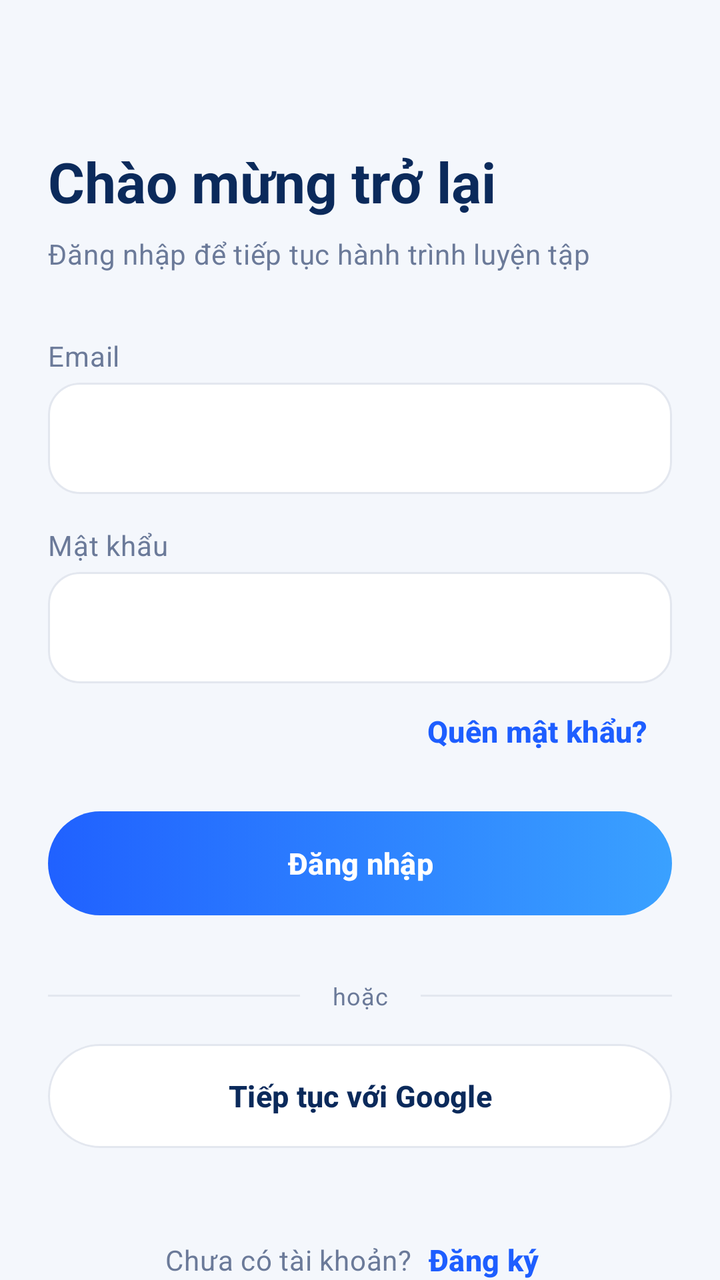
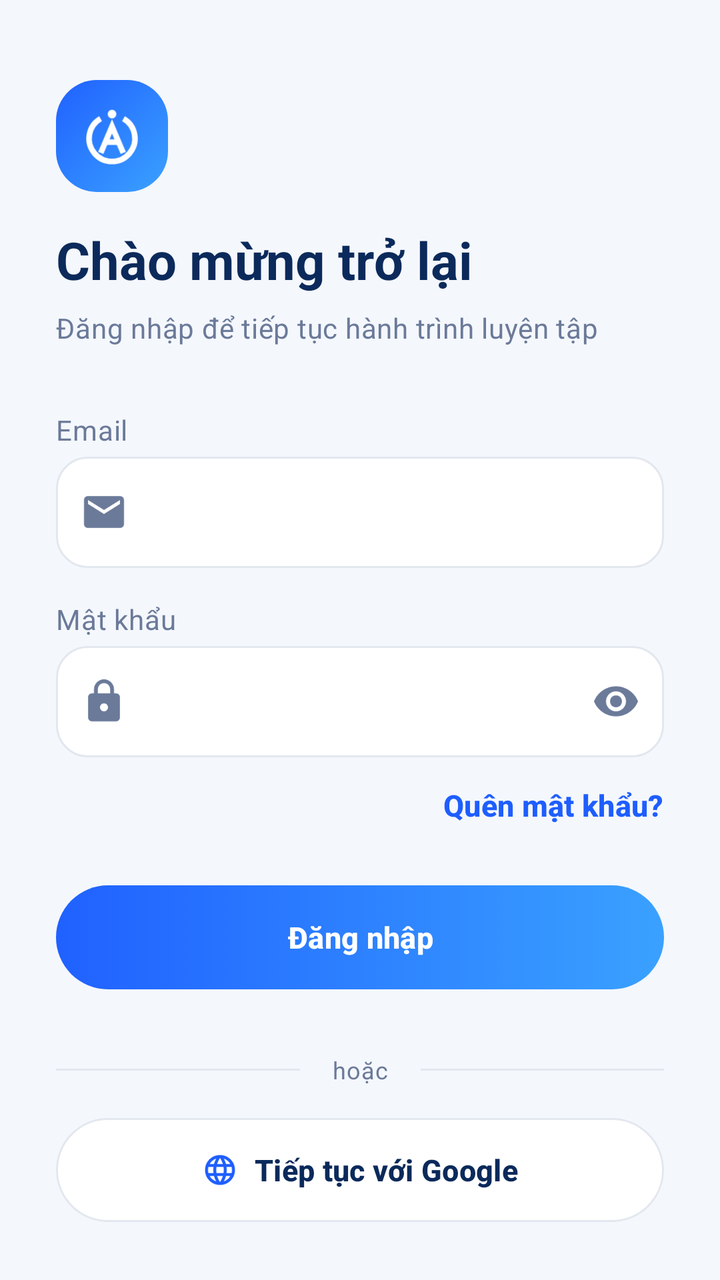

Before-and-after screenshots of an Android layout around one commit, followed by the original layout XML and the change that was made.
<!-- AndroidManifest.xml: application theme Theme.AICoach -->
<!-- res/layout/fragment_login.xml -->
<?xml version="1.0" encoding="utf-8"?>
<androidx.core.widget.NestedScrollView
    xmlns:android="http://schemas.android.com/apk/res/android"
    xmlns:app="http://schemas.android.com/apk/res-auto"
    android:layout_width="match_parent"
    android:layout_height="match_parent"
    android:background="@color/bg_screen"
    android:fillViewport="true">

    <androidx.constraintlayout.widget.ConstraintLayout
        android:layout_width="match_parent"
        android:layout_height="wrap_content"
        android:padding="@dimen/space_24">

        
        <TextView
            android:id="@+id/tvTitle"
            android:layout_width="0dp"
            android:layout_height="wrap_content"
            android:layout_marginTop="@dimen/space_48"
            android:text="@string/auth_login_title"
            android:textAppearance="?attr/textAppearanceHeadlineMedium"
            android:textColor="@color/text_primary"
            android:textStyle="bold"
            app:layout_constraintTop_toTopOf="parent"
            app:layout_constraintStart_toStartOf="parent"
            app:layout_constraintEnd_toEndOf="parent" />

        <TextView
            android:id="@+id/tvSubtitle"
            android:layout_width="0dp"
            android:layout_height="wrap_content"
            android:layout_marginTop="@dimen/space_8"
            android:text="@string/auth_login_subtitle"
            android:textAppearance="?attr/textAppearanceBodyMedium"
            android:textColor="@color/text_secondary"
            app:layout_constraintTop_toBottomOf="@id/tvTitle"
            app:layout_constraintStart_toStartOf="parent"
            app:layout_constraintEnd_toEndOf="parent" />

        
        <TextView
            android:id="@+id/tvEmailLabel"
            android:layout_width="wrap_content"
            android:layout_height="wrap_content"
            android:layout_marginTop="@dimen/space_32"
            android:labelFor="@id/etEmail"
            android:text="@string/auth_email_hint"
            android:textAppearance="?attr/textAppearanceBodyMedium"
            android:textColor="@color/text_secondary"
            app:layout_constraintTop_toBottomOf="@id/tvSubtitle"
            app:layout_constraintStart_toStartOf="parent" />

        <com.google.android.material.textfield.TextInputLayout
            android:id="@+id/tilEmail"
            style="@style/Widget.Material3.TextInputLayout.OutlinedBox"
            android:layout_width="0dp"
            android:layout_height="wrap_content"
            android:layout_marginTop="@dimen/space_4"
            app:hintEnabled="false"
            app:boxBackgroundColor="@color/bg_card"
            app:boxCornerRadiusTopStart="@dimen/radius_card"
            app:boxCornerRadiusTopEnd="@dimen/radius_card"
            app:boxCornerRadiusBottomStart="@dimen/radius_card"
            app:boxCornerRadiusBottomEnd="@dimen/radius_card"
            app:layout_constraintTop_toBottomOf="@id/tvEmailLabel"
            app:layout_constraintStart_toStartOf="parent"
            app:layout_constraintEnd_toEndOf="parent">

            <com.google.android.material.textfield.TextInputEditText
                android:id="@+id/etEmail"
                android:layout_width="match_parent"
                android:layout_height="wrap_content"
                android:autofillHints="emailAddress"
                android:imeOptions="actionNext"
                android:inputType="textEmailAddress"
                android:maxLines="1"
                android:singleLine="true"
                android:textColor="@color/text_primary" />

        </com.google.android.material.textfield.TextInputLayout>

        
        <TextView
            android:id="@+id/tvPasswordLabel"
            android:layout_width="wrap_content"
            android:layout_height="wrap_content"
            android:layout_marginTop="@dimen/space_16"
            android:labelFor="@id/etPassword"
            android:text="@string/auth_password_hint"
            android:textAppearance="?attr/textAppearanceBodyMedium"
            android:textColor="@color/text_secondary"
            app:layout_constraintTop_toBottomOf="@id/tilEmail"
            app:layout_constraintStart_toStartOf="parent" />

        <com.google.android.material.textfield.TextInputLayout
            android:id="@+id/tilPassword"
            style="@style/Widget.Material3.TextInputLayout.OutlinedBox"
            android:layout_width="0dp"
            android:layout_height="wrap_content"
            android:layout_marginTop="@dimen/space_4"
            app:hintEnabled="false"
            app:boxBackgroundColor="@color/bg_card"
            app:boxCornerRadiusTopStart="@dimen/radius_card"
            app:boxCornerRadiusTopEnd="@dimen/radius_card"
            app:boxCornerRadiusBottomStart="@dimen/radius_card"
            app:boxCornerRadiusBottomEnd="@dimen/radius_card"
            app:layout_constraintTop_toBottomOf="@id/tvPasswordLabel"
            app:layout_constraintStart_toStartOf="parent"
            app:layout_constraintEnd_toEndOf="parent">

            <com.google.android.material.textfield.TextInputEditText
                android:id="@+id/etPassword"
                android:layout_width="match_parent"
                android:layout_height="wrap_content"
                android:autofillHints="password"
                android:imeOptions="actionDone"
                android:inputType="textPassword"
                android:maxLines="1"
                android:singleLine="true"
                android:textColor="@color/text_primary" />

        </com.google.android.material.textfield.TextInputLayout>

        
        <com.google.android.material.button.MaterialButton
            android:id="@+id/btnForgotPassword"
            style="@style/Widget.AICoach.Button.Text"
            android:layout_width="wrap_content"
            android:layout_height="wrap_content"
            android:text="@string/auth_forgot_password"
            android:textColor="@color/brand_primary"
            app:layout_constraintTop_toBottomOf="@id/tilPassword"
            app:layout_constraintEnd_toEndOf="parent" />

        
        <com.google.android.material.button.MaterialButton
            android:id="@+id/btnLogin"
            style="@style/Widget.AICoach.Button.Primary"
            android:layout_width="0dp"
            android:layout_height="@dimen/button_height"
            android:layout_marginTop="@dimen/space_16"
            android:text="@string/auth_login_button"
            app:layout_constraintTop_toBottomOf="@id/btnForgotPassword"
            app:layout_constraintStart_toStartOf="parent"
            app:layout_constraintEnd_toEndOf="parent" />

        
        <TextView
            android:id="@+id/tvOr"
            android:layout_width="wrap_content"
            android:layout_height="wrap_content"
            android:layout_marginTop="@dimen/space_32"
            android:paddingStart="@dimen/space_16"
            android:paddingEnd="@dimen/space_16"
            android:text="@string/auth_or"
            android:textAppearance="?attr/textAppearanceBodySmall"
            android:textColor="@color/text_secondary"
            app:layout_constraintTop_toBottomOf="@id/btnLogin"
            app:layout_constraintStart_toStartOf="parent"
            app:layout_constraintEnd_toEndOf="parent" />

        <com.google.android.material.divider.MaterialDivider
            android:layout_width="0dp"
            android:layout_height="wrap_content"
            app:dividerColor="@color/divider"
            app:layout_constraintStart_toStartOf="parent"
            app:layout_constraintEnd_toStartOf="@id/tvOr"
            app:layout_constraintTop_toTopOf="@id/tvOr"
            app:layout_constraintBottom_toBottomOf="@id/tvOr" />

        <com.google.android.material.divider.MaterialDivider
            android:layout_width="0dp"
            android:layout_height="wrap_content"
            app:dividerColor="@color/divider"
            app:layout_constraintStart_toEndOf="@id/tvOr"
            app:layout_constraintEnd_toEndOf="parent"
            app:layout_constraintTop_toTopOf="@id/tvOr"
            app:layout_constraintBottom_toBottomOf="@id/tvOr" />

        
        <com.google.android.material.button.MaterialButton
            android:id="@+id/btnGoogle"
            style="@style/Widget.AICoach.Button.Secondary"
            android:layout_width="0dp"
            android:layout_height="@dimen/button_height"
            android:layout_marginTop="@dimen/space_16"
            android:insetTop="0dp"
            android:insetBottom="0dp"
            android:text="@string/auth_google_button"
            app:layout_constraintTop_toBottomOf="@id/tvOr"
            app:layout_constraintStart_toStartOf="parent"
            app:layout_constraintEnd_toEndOf="parent" />

        
        <LinearLayout
            android:id="@+id/registerRow"
            android:layout_width="wrap_content"
            android:layout_height="wrap_content"
            android:layout_marginTop="@dimen/space_32"
            android:gravity="center"
            android:orientation="horizontal"
            app:layout_constraintTop_toBottomOf="@id/btnGoogle"
            app:layout_constraintBottom_toBottomOf="parent"
            app:layout_constraintStart_toStartOf="parent"
            app:layout_constraintEnd_toEndOf="parent"
            app:layout_constraintVertical_bias="1">

            <TextView
                android:id="@+id/tvNoAccount"
                android:layout_width="wrap_content"
                android:layout_height="wrap_content"
                android:text="@string/auth_no_account"
                android:textAppearance="?attr/textAppearanceBodyMedium"
                android:textColor="@color/text_secondary" />

            <com.google.android.material.button.MaterialButton
                android:id="@+id/btnRegister"
                style="@style/Widget.AICoach.Button.Text"
                android:layout_width="wrap_content"
                android:layout_height="wrap_content"
                android:minWidth="0dp"
                android:paddingStart="@dimen/space_8"
                android:paddingEnd="@dimen/space_8"
                android:text="@string/auth_register_link"
                android:textColor="@color/brand_primary" />

        </LinearLayout>

    </androidx.constraintlayout.widget.ConstraintLayout>

</androidx.core.widget.NestedScrollView>
<!-- resources referenced by this layout -->
<resources>
  <dimen name="space_48">48dp</dimen>
  <!-- unchanged entries left out for length: 38 -->
</resources>

<!-- the commit's change to res/layout/fragment_login.xml (unified diff, before → after) -->
@@ -10,19 +10,36 @@
     <androidx.constraintlayout.widget.ConstraintLayout
         android:layout_width="match_parent"
         android:layout_height="wrap_content"
-        android:padding="@dimen/space_24">
+        android:paddingStart="@dimen/auth_horizontal_padding"
+        android:paddingTop="@dimen/space_24"
+        android:paddingEnd="@dimen/auth_horizontal_padding"
+        android:paddingBottom="@dimen/space_24">
+
+        
+        <androidx.appcompat.widget.AppCompatImageView
+            android:id="@+id/imgLogo"
+            android:layout_width="@dimen/auth_logo_size"
+            android:layout_height="@dimen/auth_logo_size"
+            android:layout_marginTop="@dimen/space_16"
+            android:importantForAccessibility="no"
+            android:scaleType="fitCenter"
+            app:srcCompat="@drawable/img_logo_tile"
+            app:layout_constraintTop_toTopOf="parent"
+            app:layout_constraintStart_toStartOf="parent" />
 
         
         <TextView
             android:id="@+id/tvTitle"
             android:layout_width="0dp"
             android:layout_height="wrap_content"
-            android:layout_marginTop="@dimen/space_48"
+            android:layout_marginTop="@dimen/space_20"
+            android:includeFontPadding="false"
             android:text="@string/auth_login_title"
             android:textAppearance="?attr/textAppearanceHeadlineMedium"
+            android:textSize="@dimen/auth_title_size"
             android:textColor="@color/text_primary"
             android:textStyle="bold"
-            app:layout_constraintTop_toTopOf="parent"
+            app:layout_constraintTop_toBottomOf="@id/imgLogo"
             app:layout_constraintStart_toStartOf="parent"
             app:layout_constraintEnd_toEndOf="parent" />
 
@@ -58,6 +75,8 @@
             android:layout_height="wrap_content"
             android:layout_marginTop="@dimen/space_4"
             app:hintEnabled="false"
+            app:startIconDrawable="@drawable/ic_mail_24"
+            app:startIconTint="@color/text_secondary"
             app:boxBackgroundColor="@color/bg_card"
             app:boxCornerRadiusTopStart="@dimen/radius_card"
             app:boxCornerRadiusTopEnd="@dimen/radius_card"
@@ -100,6 +119,10 @@
             android:layout_height="wrap_content"
             android:layout_marginTop="@dimen/space_4"
             app:hintEnabled="false"
+            app:startIconDrawable="@drawable/ic_lock_24"
+            app:startIconTint="@color/text_secondary"
+            app:endIconMode="password_toggle"
+            app:endIconTint="@color/text_secondary"
             app:boxBackgroundColor="@color/bg_card"
             app:boxCornerRadiusTopStart="@dimen/radius_card"
             app:boxCornerRadiusTopEnd="@dimen/radius_card"
@@ -128,6 +151,8 @@
             style="@style/Widget.AICoach.Button.Text"
             android:layout_width="wrap_content"
             android:layout_height="wrap_content"
+            android:paddingStart="0dp"
+            android:paddingEnd="0dp"
             android:text="@string/auth_forgot_password"
             android:textColor="@color/brand_primary"
             app:layout_constraintTop_toBottomOf="@id/tilPassword"
@@ -140,6 +165,8 @@
             android:layout_width="0dp"
             android:layout_height="@dimen/button_height"
             android:layout_marginTop="@dimen/space_16"
+            android:insetTop="0dp"
+            android:insetBottom="0dp"
             android:text="@string/auth_login_button"
             app:layout_constraintTop_toBottomOf="@id/btnForgotPassword"
             app:layout_constraintStart_toStartOf="parent"
@@ -188,6 +215,11 @@
             android:insetTop="0dp"
             android:insetBottom="0dp"
             android:text="@string/auth_google_button"
+            app:icon="@drawable/ic_language_24"
+            app:iconTint="@color/brand_primary"
+            app:iconSize="@dimen/icon_size_small"
+            app:iconPadding="@dimen/space_8"
+            app:iconGravity="textStart"
             app:layout_constraintTop_toBottomOf="@id/tvOr"
             app:layout_constraintStart_toStartOf="parent"
             app:layout_constraintEnd_toEndOf="parent" />
<!-- resource entries referenced after the edit -->
@@ -1,6 +1,88 @@
 <!-- resources referenced by this layout -->
 <resources>
-  <dimen name="space_48">48dp</dimen>
+  <dimen name="auth_horizontal_padding">28dp</dimen>
+  <dimen name="auth_logo_size">56dp</dimen>
+  <dimen name="auth_title_size">26sp</dimen>
+  <dimen name="icon_size_small">18dp</dimen>
+  <dimen name="space_20">20dp</dimen>
+  <!-- drawable ic_language_24 (drawable) -->
+  <?xml version="1.0" encoding="utf-8"?>
+  <vector xmlns:android="http://schemas.android.com/apk/res/android"
+      android:width="24dp"
+      android:height="24dp"
+      android:viewportWidth="24"
+      android:viewportHeight="24">
+      <path
+          android:fillColor="#FF000000"
+          android:pathData="M11.99,2C6.47,2 2,6.48 2,12s4.47,10 9.99,10C17.52,22 22,17.52 22,12S17.52,2 11.99,2zM18.92,8h-2.95c-0.32,-1.25 -0.78,-2.45 -1.38,-3.56 1.84,0.63 3.37,1.91 4.33,3.56zM12,4.04c0.83,1.2 1.48,2.53 1.91,3.96h-3.82c0.43,-1.43 1.08,-2.76 1.91,-3.96zM4.26,14C4.1,13.36 4,12.69 4,12s0.1,-1.36 0.26,-2h3.38c-0.08,0.66 -0.14,1.32 -0.14,2 0,0.68 0.06,1.34 0.14,2H4.26zM5.08,16h2.95c0.32,1.25 0.78,2.45 1.38,3.56 -1.84,-0.63 -3.37,-1.9 -4.33,-3.56zM8.03,8H5.08c0.96,-1.66 2.49,-2.93 4.33,-3.56C8.81,5.55 8.35,6.75 8.03,8zM12,19.96c-0.83,-1.2 -1.48,-2.53 -1.91,-3.96h3.82c-0.43,1.43 -1.08,2.76 -1.91,3.96zM14.34,14H9.66c-0.09,-0.66 -0.16,-1.32 -0.16,-2 0,-0.68 0.07,-1.35 0.16,-2h4.68c0.09,0.65 0.16,1.32 0.16,2 0,0.68 -0.07,1.34 -0.16,2zM14.59,19.56c0.6,-1.11 1.06,-2.31 1.38,-3.56h2.95c-0.96,1.65 -2.49,2.93 -4.33,3.56zM16.36,14c0.08,-0.66 0.14,-1.32 0.14,-2 0,-0.68 -0.06,-1.34 -0.14,-2h3.38c0.16,0.64 0.26,1.31 0.26,2s-0.1,1.36 -0.26,2h-3.38z" />
+  </vector>
+  <!-- drawable ic_lock_24 (drawable) -->
+  <?xml version="1.0" encoding="utf-8"?>
+  <vector xmlns:android="http://schemas.android.com/apk/res/android"
+      android:width="24dp"
+      android:height="24dp"
+      android:viewportWidth="24"
+      android:viewportHeight="24">
+      <path
+          android:fillColor="#FF000000"
+          android:pathData="M18,8h-1V6c0,-2.76 -2.24,-5 -5,-5S7,3.24 7,6v2H6c-1.1,0 -2,0.9 -2,2v10c0,1.1 0.9,2 2,2h12c1.1,0 2,-0.9 2,-2V10c0,-1.1 -0.9,-2 -2,-2zM12,17c-1.1,0 -2,-0.9 -2,-2s0.9,-2 2,-2 2,0.9 2,2 -0.9,2 -2,2zM15.1,8H8.9V6c0,-1.71 1.39,-3.1 3.1,-3.1 1.71,0 3.1,1.39 3.1,3.1v2z" />
+  </vector>
+  <!-- drawable ic_mail_24 (drawable) -->
+  <?xml version="1.0" encoding="utf-8"?>
+  <vector xmlns:android="http://schemas.android.com/apk/res/android"
+      android:width="24dp"
+      android:height="24dp"
+      android:viewportWidth="24"
+      android:viewportHeight="24">
+      <path
+          android:fillColor="#FF000000"
+          android:pathData="M20,4H4c-1.1,0 -1.99,0.9 -1.99,2L2,18c0,1.1 0.9,2 2,2h16c1.1,0 2,-0.9 2,-2V6c0,-1.1 -0.9,-2 -2,-2zM20,8l-8,5 -8,-5V6l8,5 8,-5v2z" />
+  </vector>
+  <!-- drawable img_logo_tile (drawable) -->
+  <?xml version="1.0" encoding="utf-8"?>
+  <layer-list xmlns:android="http://schemas.android.com/apk/res/android">
+      <item>
+          <shape android:shape="rectangle">
+              <gradient
+                  android:angle="315"
+                  android:endColor="@color/brand_gradient_end"
+                  android:startColor="@color/brand_gradient_start" />
+              <corners android:radius="@dimen/radius_card" />
+          </shape>
+      </item>
+      <item
+          android:bottom="10dp"
+          android:drawable="@drawable/ic_logo_mark"
+          android:left="10dp"
+          android:right="10dp"
+          android:top="10dp" />
+  </layer-list>
+  <!-- drawable ic_logo_mark (drawable) -->
+  <?xml version="1.0" encoding="utf-8"?>
+  <vector xmlns:android="http://schemas.android.com/apk/res/android"
+      android:width="24dp"
+      android:height="24dp"
+      android:viewportWidth="24"
+      android:viewportHeight="24">
+      <path
+          android:fillColor="#00000000"
+          android:strokeColor="#FFFFFFFF"
+          android:strokeWidth="2.2"
+          android:pathData="M7.5,5.2A9,9 0,1 0,16.5 5.2" />
+      <path
+          android:fillColor="#FFFFFFFF"
+          android:pathData="M10.3,3.4a1.7,1.7 0,1 1,3.4,0a1.7,1.7 0,1 1,-3.4,0z" />
+      <path
+          android:fillColor="#00000000"
+          android:strokeColor="#FFFFFFFF"
+          android:strokeWidth="2.2"
+          android:pathData="M7.6,18.6L12,8.2L16.4,18.6" />
+      <path
+          android:fillColor="#00000000"
+          android:strokeColor="#FFFFFFFF"
+          android:strokeWidth="2.2"
+          android:pathData="M9.4,14.4h5.2" />
+  </vector>
   <!-- unchanged entries left out for length: 38 -->
 </resources>
 
